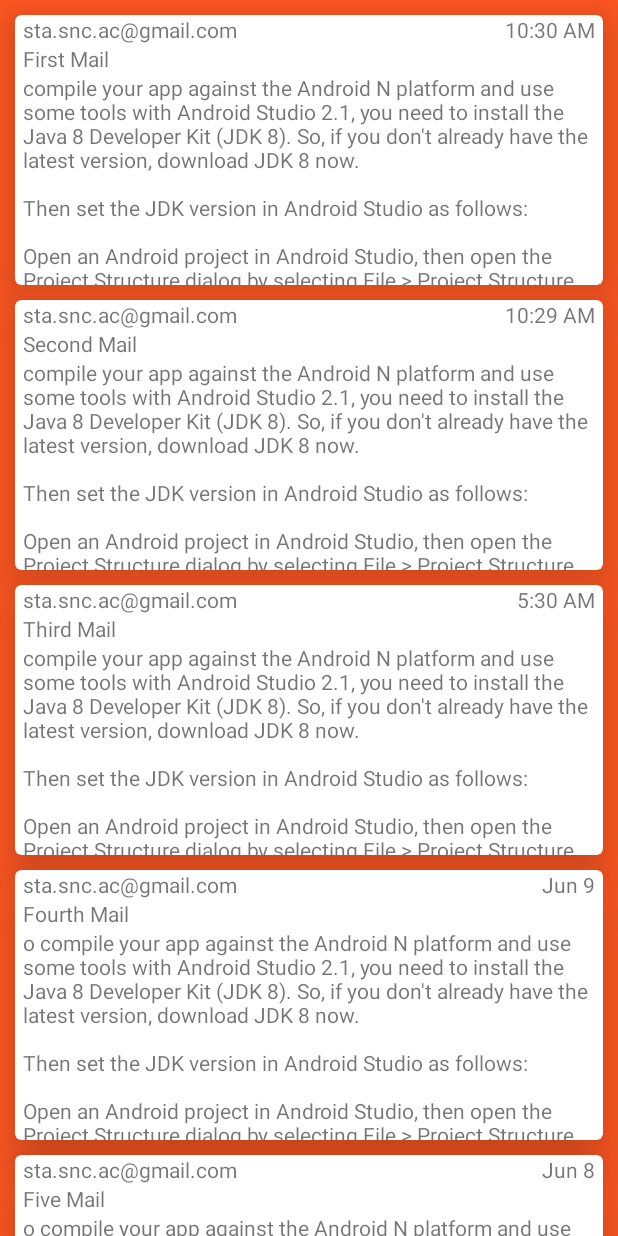
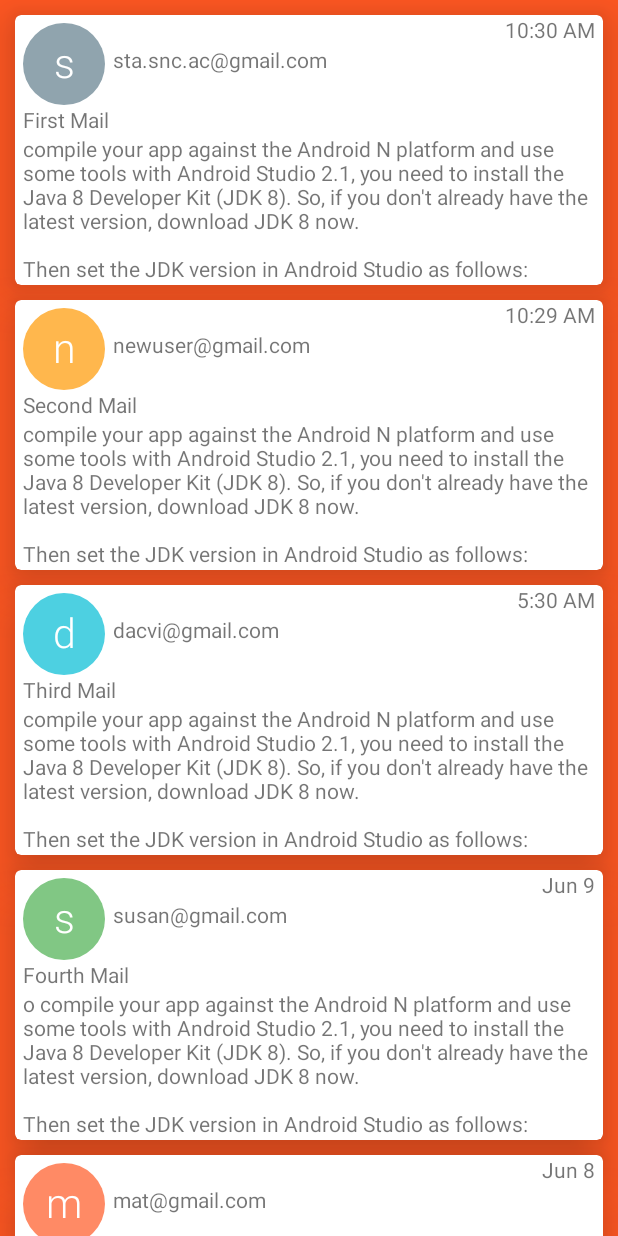
Before and after one commit to ahegde3/naren, an Android app: the screen it shows after launch (MainActivity), on a phone screen of 412 x 824 dp. Run offline under Robolectric (Android 15) with nearby library versions, the phone set to English and light mode, and no system bars.

Commit message:
Added the letter icon

```diff
--- a/EmailLabs/app/src/main/java/com/samsung/android/email/model/SampleData.java
+++ b/EmailLabs/app/src/main/java/com/samsung/android/email/model/SampleData.java
@@ -22,7 +22,7 @@ public class SampleData {
         emails[0] = email1;
 
         Email email2 = new Email();
-        email2.setmFromAddress("sta.snc.ac@gmail.com");
+        email2.setmFromAddress("newuser@gmail.com");
         email2.setmSubject("Second Mail");
         email2.setmBody("compile your app against the Android N platform and use some tools with Android Studio 2.1, you need to install the Java 8 Developer Kit (JDK 8). So, if you don't already have the latest version, download JDK 8 now.\n" +
                 "\n" +
@@ -34,7 +34,7 @@ public class SampleData {
         emails[1] = email2;
 
         Email email3 = new Email();
-        email3.setmFromAddress("sta.snc.ac@gmail.com");
+        email3.setmFromAddress("dacvi@gmail.com");
         email3.setmSubject("Third Mail");
         email3.setmBody("compile your app against the Android N platform and use some tools with Android Studio 2.1, you need to install the Java 8 Developer Kit (JDK 8). So, if you don't already have the latest version, download JDK 8 now.\n" +
                 "\n" +
@@ -46,7 +46,7 @@ public class SampleData {
         emails[2] = email3;
 
         Email email4 = new Email();
-        email4.setmFromAddress("sta.snc.ac@gmail.com");
+        email4.setmFromAddress("susan@gmail.com");
         email4.setmSubject("Fourth Mail");
         email4.setmBody("o compile your app against the Android N platform and use some tools with Android Studio 2.1, you need to install the Java 8 Developer Kit (JDK 8). So, if you don't already have the latest version, download JDK 8 now.\n" +
                 "\n" +
@@ -58,7 +58,7 @@ public class SampleData {
         emails[3] = email4;
 
         Email email5 = new Email();
-        email5.setmFromAddress("sta.snc.ac@gmail.com");
+        email5.setmFromAddress("mat@gmail.com");
         email5.setmSubject("Five Mail");
         email5.setmBody("o compile your app against the Android N platform and use some tools with Android Studio 2.1, you need to install the Java 8 Developer Kit (JDK 8). So, if you don't already have the latest version, download JDK 8 now.\n" +
                 "\n" +
@@ -82,7 +82,7 @@ public class SampleData {
         emails[5] = email6;
 
         Email email7 = new Email();
-        email7.setmFromAddress("sta.snc.ac@gmail.com");
+        email7.setmFromAddress("sonia@gmail.com");
         email7.setmSubject("Seven Mail");
         email7.setmBody("o compile your app against the Android N platform and use some tools with Android Studio 2.1, you need to install the Java 8 Developer Kit (JDK 8). So, if you don't already have the latest version, download JDK 8 now.\n" +
                 "\n" +
@@ -94,7 +94,7 @@ public class SampleData {
         emails[6] = email7;
 
         Email email8 = new Email();
-        email8.setmFromAddress("sta.snc.ac@gmail.com");
+        email8.setmFromAddress("elsa@gmail.com");
         email8.setmSubject("Eight Mail");
         email8.setmBody("o compile your app against the Android N platform and use some tools with Android Studio 2.1, you need to install the Java 8 Developer Kit (JDK 8). So, if you don't already have the latest version, download JDK 8 now.\n" +
                 "\n" +
@@ -106,7 +106,7 @@ public class SampleData {
         emails[7] = email8;
 
         Email email9 = new Email();
-        email9.setmFromAddress("sta.snc.ac@gmail.com");
+        email9.setmFromAddress("naren@gmail.com");
         email9.setmSubject("Nine Mail");
         email9.setmBody("o compile your app against the Android N platform and use some tools with Android Studio 2.1, you need to install the Java 8 Developer Kit (JDK 8). So, if you don't already have the latest version, download JDK 8 now.\n" +
                 "\n" +
--- a/EmailLabs/app/src/main/java/com/samsung/android/email/ui/EmailListAdapter.java
+++ b/EmailLabs/app/src/main/java/com/samsung/android/email/ui/EmailListAdapter.java
@@ -4,10 +4,13 @@ import android.support.v7.widget.RecyclerView;
 import android.view.LayoutInflater;
 import android.view.View;
 import android.view.ViewGroup;
+import android.widget.ImageView;
 import android.widget.TextView;
 
 import com.samsung.android.email.R;
 import com.samsung.android.email.model.Email;
+import com.samsung.android.email.ui.letterInIcon.util.ColorGenerator;
+import com.samsung.android.email.ui.letterInIcon.util.TextDrawable;
 import com.samsung.android.email.utils.Ulitily;
 
 /**
@@ -16,12 +19,15 @@ import com.samsung.android.email.utils.Ulitily;
 public class EmailListAdapter extends RecyclerView.Adapter<EmailListAdapter.ViewHolder> {
 
     private Email[] dataSource;
+    private TextDrawable.IBuilder mDrawableBuilder;
+    private ColorGenerator mColorGenerator = ColorGenerator.MATERIAL;
 
     public EmailListAdapter(Email[] emails) {
         dataSource = emails;
     }
 
     public static class ViewHolder extends RecyclerView.ViewHolder {
+        protected ImageView mFromAddressIcon;
         protected TextView mFromAddressView;
         protected TextView mDateView;
         protected TextView mSubjectView;
@@ -29,15 +35,21 @@ public class EmailListAdapter extends RecyclerView.Adapter<EmailListAdapter.View
 
         public ViewHolder(View itemView) {
             super(itemView);
+            mFromAddressIcon = (ImageView) itemView.findViewById(R.id.from_address_image_view);
             mFromAddressView = (TextView) itemView.findViewById(R.id.from_address_label);
             mDateView = (TextView) itemView.findViewById(R.id.date_label);
             mSubjectView = (TextView) itemView.findViewById(R.id.subject_label);
             mBodyView = (TextView) itemView.findViewById(R.id.body_label);
+
         }
     }
 
     @Override
     public void onBindViewHolder(ViewHolder holder, int position) {
+        TextDrawable drawable = mDrawableBuilder.
+                build(String.valueOf(dataSource[position].getmFromAddress().charAt(0)),
+                        mColorGenerator.getColor(dataSource[position].getmFromAddress()));
+        holder.mFromAddressIcon.setImageDrawable(drawable);
         holder.mFromAddressView.setText(dataSource[position].getmFromAddress());
         holder.mDateView.setText(Ulitily.getTime(dataSource[position].getmDate()));
         holder.mSubjectView.setText(dataSource[position].getmSubject());
@@ -54,6 +66,7 @@ public class EmailListAdapter extends RecyclerView.Adapter<EmailListAdapter.View
         View view = LayoutInflater.from(parent.getContext())
                 .inflate(R.layout.activity_list_item, parent, false);
         ViewHolder viewHolder = new ViewHolder(view);
+        mDrawableBuilder = TextDrawable.builder().round();
         return viewHolder;
     }
 }
--- a/EmailLabs/app/src/main/res/layout/activity_list_item.xml
+++ b/EmailLabs/app/src/main/res/layout/activity_list_item.xml
@@ -13,12 +13,22 @@
         android:layout_width="match_parent"
         android:layout_height="match_parent">
 
+        <ImageView
+            android:id="@+id/from_address_image_view"
+            android:layout_width="60dp"
+            android:layout_height="60dp"
+            android:paddingLeft="5dp"
+            android:paddingTop="5dp"
+            android:gravity="left"/>
+
         <TextView
             android:id="@+id/from_address_label"
             android:layout_width="wrap_content"
             android:layout_height="wrap_content"
+            android:layout_toRightOf="@id/from_address_image_view"
             android:text="address"
             android:paddingLeft="5dp"
+            android:paddingTop="20dp"
             android:gravity="left"/>
         <TextView
             android:id="@+id/date_label"
@@ -35,7 +45,7 @@
             android:layout_width="wrap_content"
             android:layout_height="wrap_content"
             android:paddingLeft="5dp"
-            android:layout_below="@id/date_label"
+            android:layout_below="@id/from_address_image_view"
             android:text="subject"/>
 
         <TextView
```
